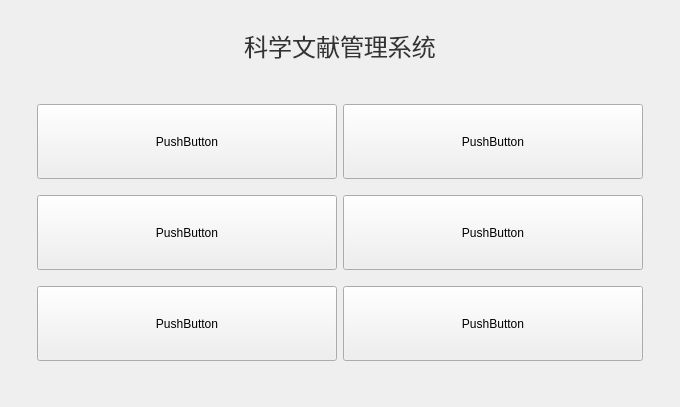
This is functionpage.ui in jbyzh/DBLPQuickBrowser as Qt 5 draws it before an edit. The edited form follows.
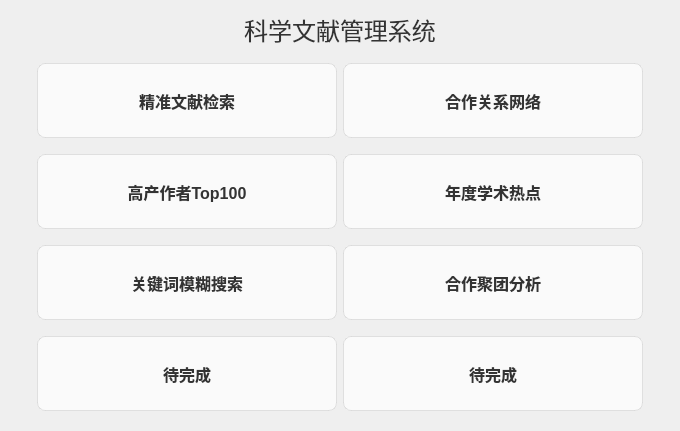
This is the edited form.

Commit message: 界面设计

Diff of the .ui file:
```diff
--- a/functionpage.ui
+++ b/functionpage.ui
@@ -111,8 +111,40 @@
           <height>75</height>
          </size>
         </property>
+        <property name="styleSheet">
+         <string notr="true">/* --- 按钮正常状态 --- */
+QPushButton {
+    /* rgba 的前三个数字 255, 255, 255 代表纯白色 */
+    /* 最后一个数字 0.7 是透明度（取值 0 到 1），0.7 表示 70% 的不透明度 */
+    background-color: rgba(255, 255, 255, 0.7); 
+    
+    /* 换成楷体 */
+    font-family: &quot;楷体&quot;, &quot;KaiTi&quot;; 
+    font-size: 16px;              /* 字体稍微调大一点更有书法感 */
+    font-weight: bold;            /* 加粗一点，让楷体更清晰 */
+    color: #333333;               /* 深灰色文字，比纯黑更柔和 */
+    
+    /* 边框和圆角修饰 */
+    border: 1px solid rgba(200, 200, 200, 0.5); /* 半透明的灰色边框 */
+    border-radius: 8px;           /* 圆角 */
+}
+
+/* --- 鼠标悬停在按钮上的状态 --- */
+QPushButton:hover {
+    /* 鼠标放上去时，透明度变低（变成 0.9），感觉按钮“亮”起来了 */
+    background-color: rgba(255, 255, 255, 0.9); 
+    border: 1px solid #409eff;    /* 边框变成主题蓝 */
+    color: #409eff;               /* 字体也变蓝 */
+}
+
+/* --- 鼠标按下按钮时的状态 --- */
+QPushButton:pressed {
+    /* 按下时背景稍微变暗变灰一点 */
+    background-color: rgba(230, 230, 230, 0.8); 
+}</string>
+        </property>
         <property name="text">
-         <string>PushButton</string>
+         <string>关键词模糊搜索</string>
         </property>
        </widget>
       </item>
@@ -124,8 +156,85 @@
           <height>75</height>
          </size>
         </property>
+        <property name="styleSheet">
+         <string notr="true">/* --- 按钮正常状态 --- */
+QPushButton {
+    /* rgba 的前三个数字 255, 255, 255 代表纯白色 */
+    /* 最后一个数字 0.7 是透明度（取值 0 到 1），0.7 表示 70% 的不透明度 */
+    background-color: rgba(255, 255, 255, 0.7); 
+    
+    /* 换成楷体 */
+    font-family: &quot;楷体&quot;, &quot;KaiTi&quot;; 
+    font-size: 16px;              /* 字体稍微调大一点更有书法感 */
+    font-weight: bold;            /* 加粗一点，让楷体更清晰 */
+    color: #333333;               /* 深灰色文字，比纯黑更柔和 */
+    
+    /* 边框和圆角修饰 */
+    border: 1px solid rgba(200, 200, 200, 0.5); /* 半透明的灰色边框 */
+    border-radius: 8px;           /* 圆角 */
+}
+
+/* --- 鼠标悬停在按钮上的状态 --- */
+QPushButton:hover {
+    /* 鼠标放上去时，透明度变低（变成 0.9），感觉按钮“亮”起来了 */
+    background-color: rgba(255, 255, 255, 0.9); 
+    border: 1px solid #409eff;    /* 边框变成主题蓝 */
+    color: #409eff;               /* 字体也变蓝 */
+}
+
+/* --- 鼠标按下按钮时的状态 --- */
+QPushButton:pressed {
+    /* 按下时背景稍微变暗变灰一点 */
+    background-color: rgba(230, 230, 230, 0.8); 
+}</string>
+        </property>
         <property name="text">
-         <string>PushButton</string>
+         <string>年度学术热点</string>
+        </property>
+       </widget>
+      </item>
+      <item row="6" column="1">
+       <widget class="QPushButton" name="pushButton_8">
+        <property name="minimumSize">
+         <size>
+          <width>300</width>
+          <height>75</height>
+         </size>
+        </property>
+        <property name="styleSheet">
+         <string notr="true">/* --- 按钮正常状态 --- */
+QPushButton {
+    /* rgba 的前三个数字 255, 255, 255 代表纯白色 */
+    /* 最后一个数字 0.7 是透明度（取值 0 到 1），0.7 表示 70% 的不透明度 */
+    background-color: rgba(255, 255, 255, 0.7); 
+    
+    /* 换成楷体 */
+    font-family: &quot;楷体&quot;, &quot;KaiTi&quot;; 
+    font-size: 16px;              /* 字体稍微调大一点更有书法感 */
+    font-weight: bold;            /* 加粗一点，让楷体更清晰 */
+    color: #333333;               /* 深灰色文字，比纯黑更柔和 */
+    
+    /* 边框和圆角修饰 */
+    border: 1px solid rgba(200, 200, 200, 0.5); /* 半透明的灰色边框 */
+    border-radius: 8px;           /* 圆角 */
+}
+
+/* --- 鼠标悬停在按钮上的状态 --- */
+QPushButton:hover {
+    /* 鼠标放上去时，透明度变低（变成 0.9），感觉按钮“亮”起来了 */
+    background-color: rgba(255, 255, 255, 0.9); 
+    border: 1px solid #409eff;    /* 边框变成主题蓝 */
+    color: #409eff;               /* 字体也变蓝 */
+}
+
+/* --- 鼠标按下按钮时的状态 --- */
+QPushButton:pressed {
+    /* 按下时背景稍微变暗变灰一点 */
+    background-color: rgba(230, 230, 230, 0.8); 
+}</string>
+        </property>
+        <property name="text">
+         <string>待完成</string>
         </property>
        </widget>
       </item>
@@ -161,6 +270,67 @@
         </property>
        </spacer>
       </item>
+      <item row="5" column="0">
+       <spacer name="verticalSpacer_6">
+        <property name="orientation">
+         <enum>Qt::Orientation::Vertical</enum>
+        </property>
+        <property name="sizeType">
+         <enum>QSizePolicy::Policy::Fixed</enum>
+        </property>
+        <property name="sizeHint" stdset="0">
+         <size>
+          <width>20</width>
+          <height>10</height>
+         </size>
+        </property>
+       </spacer>
+      </item>
+      <item row="6" column="0">
+       <widget class="QPushButton" name="pushButton_7">
+        <property name="minimumSize">
+         <size>
+          <width>300</width>
+          <height>75</height>
+         </size>
+        </property>
+        <property name="styleSheet">
+         <string notr="true">/* --- 按钮正常状态 --- */
+QPushButton {
+    /* rgba 的前三个数字 255, 255, 255 代表纯白色 */
+    /* 最后一个数字 0.7 是透明度（取值 0 到 1），0.7 表示 70% 的不透明度 */
+    background-color: rgba(255, 255, 255, 0.7); 
+    
+    /* 换成楷体 */
+    font-family: &quot;楷体&quot;, &quot;KaiTi&quot;; 
+    font-size: 16px;              /* 字体稍微调大一点更有书法感 */
+    font-weight: bold;            /* 加粗一点，让楷体更清晰 */
+    color: #333333;               /* 深灰色文字，比纯黑更柔和 */
+    
+    /* 边框和圆角修饰 */
+    border: 1px solid rgba(200, 200, 200, 0.5); /* 半透明的灰色边框 */
+    border-radius: 8px;           /* 圆角 */
+}
+
+/* --- 鼠标悬停在按钮上的状态 --- */
+QPushButton:hover {
+    /* 鼠标放上去时，透明度变低（变成 0.9），感觉按钮“亮”起来了 */
+    background-color: rgba(255, 255, 255, 0.9); 
+    border: 1px solid #409eff;    /* 边框变成主题蓝 */
+    color: #409eff;               /* 字体也变蓝 */
+}
+
+/* --- 鼠标按下按钮时的状态 --- */
+QPushButton:pressed {
+    /* 按下时背景稍微变暗变灰一点 */
+    background-color: rgba(230, 230, 230, 0.8); 
+}</string>
+        </property>
+        <property name="text">
+         <string>待完成</string>
+        </property>
+       </widget>
+      </item>
       <item row="0" column="0">
        <widget class="QPushButton" name="pushButton">
         <property name="minimumSize">
@@ -169,8 +339,40 @@
           <height>75</height>
          </size>
         </property>
+        <property name="styleSheet">
+         <string notr="true">/* --- 按钮正常状态 --- */
+QPushButton {
+    /* rgba 的前三个数字 255, 255, 255 代表纯白色 */
+    /* 最后一个数字 0.7 是透明度（取值 0 到 1），0.7 表示 70% 的不透明度 */
+    background-color: rgba(255, 255, 255, 0.7); 
+    
+    /* 换成楷体 */
+    font-family: &quot;楷体&quot;, &quot;KaiTi&quot;; 
+    font-size: 16px;              /* 字体稍微调大一点更有书法感 */
+    font-weight: bold;            /* 加粗一点，让楷体更清晰 */
+    color: #333333;               /* 深灰色文字，比纯黑更柔和 */
+    
+    /* 边框和圆角修饰 */
+    border: 1px solid rgba(200, 200, 200, 0.5); /* 半透明的灰色边框 */
+    border-radius: 8px;           /* 圆角 */
+}
+
+/* --- 鼠标悬停在按钮上的状态 --- */
+QPushButton:hover {
+    /* 鼠标放上去时，透明度变低（变成 0.9），感觉按钮“亮”起来了 */
+    background-color: rgba(255, 255, 255, 0.9); 
+    border: 1px solid #409eff;    /* 边框变成主题蓝 */
+    color: #409eff;               /* 字体也变蓝 */
+}
+
+/* --- 鼠标按下按钮时的状态 --- */
+QPushButton:pressed {
+    /* 按下时背景稍微变暗变灰一点 */
+    background-color: rgba(230, 230, 230, 0.8); 
+}</string>
+        </property>
         <property name="text">
-         <string>PushButton</string>
+         <string>精准文献检索</string>
         </property>
        </widget>
       </item>
@@ -182,8 +384,40 @@
           <height>75</height>
          </size>
         </property>
+        <property name="styleSheet">
+         <string notr="true">/* --- 按钮正常状态 --- */
+QPushButton {
+    /* rgba 的前三个数字 255, 255, 255 代表纯白色 */
+    /* 最后一个数字 0.7 是透明度（取值 0 到 1），0.7 表示 70% 的不透明度 */
+    background-color: rgba(255, 255, 255, 0.7); 
+    
+    /* 换成楷体 */
+    font-family: &quot;楷体&quot;, &quot;KaiTi&quot;; 
+    font-size: 16px;              /* 字体稍微调大一点更有书法感 */
+    font-weight: bold;            /* 加粗一点，让楷体更清晰 */
+    color: #333333;               /* 深灰色文字，比纯黑更柔和 */
+    
+    /* 边框和圆角修饰 */
+    border: 1px solid rgba(200, 200, 200, 0.5); /* 半透明的灰色边框 */
+    border-radius: 8px;           /* 圆角 */
+}
+
+/* --- 鼠标悬停在按钮上的状态 --- */
+QPushButton:hover {
+    /* 鼠标放上去时，透明度变低（变成 0.9），感觉按钮“亮”起来了 */
+    background-color: rgba(255, 255, 255, 0.9); 
+    border: 1px solid #409eff;    /* 边框变成主题蓝 */
+    color: #409eff;               /* 字体也变蓝 */
+}
+
+/* --- 鼠标按下按钮时的状态 --- */
+QPushButton:pressed {
+    /* 按下时背景稍微变暗变灰一点 */
+    background-color: rgba(230, 230, 230, 0.8); 
+}</string>
+        </property>
         <property name="text">
-         <string>PushButton</string>
+         <string>合作关系网络</string>
         </property>
        </widget>
       </item>
@@ -195,8 +429,40 @@
           <height>75</height>
          </size>
         </property>
+        <property name="styleSheet">
+         <string notr="true">/* --- 按钮正常状态 --- */
+QPushButton {
+    /* rgba 的前三个数字 255, 255, 255 代表纯白色 */
+    /* 最后一个数字 0.7 是透明度（取值 0 到 1），0.7 表示 70% 的不透明度 */
+    background-color: rgba(255, 255, 255, 0.7); 
+    
+    /* 换成楷体 */
+    font-family: &quot;楷体&quot;, &quot;KaiTi&quot;; 
+    font-size: 16px;              /* 字体稍微调大一点更有书法感 */
+    font-weight: bold;            /* 加粗一点，让楷体更清晰 */
+    color: #333333;               /* 深灰色文字，比纯黑更柔和 */
+    
+    /* 边框和圆角修饰 */
+    border: 1px solid rgba(200, 200, 200, 0.5); /* 半透明的灰色边框 */
+    border-radius: 8px;           /* 圆角 */
+}
+
+/* --- 鼠标悬停在按钮上的状态 --- */
+QPushButton:hover {
+    /* 鼠标放上去时，透明度变低（变成 0.9），感觉按钮“亮”起来了 */
+    background-color: rgba(255, 255, 255, 0.9); 
+    border: 1px solid #409eff;    /* 边框变成主题蓝 */
+    color: #409eff;               /* 字体也变蓝 */
+}
+
+/* --- 鼠标按下按钮时的状态 --- */
+QPushButton:pressed {
+    /* 按下时背景稍微变暗变灰一点 */
+    background-color: rgba(230, 230, 230, 0.8); 
+}</string>
+        </property>
         <property name="text">
-         <string>PushButton</string>
+         <string>高产作者Top100</string>
         </property>
        </widget>
       </item>
@@ -208,8 +474,40 @@
           <height>75</height>
          </size>
         </property>
+        <property name="styleSheet">
+         <string notr="true">/* --- 按钮正常状态 --- */
+QPushButton {
+    /* rgba 的前三个数字 255, 255, 255 代表纯白色 */
+    /* 最后一个数字 0.7 是透明度（取值 0 到 1），0.7 表示 70% 的不透明度 */
+    background-color: rgba(255, 255, 255, 0.7); 
+    
+    /* 换成楷体 */
+    font-family: &quot;楷体&quot;, &quot;KaiTi&quot;; 
+    font-size: 16px;              /* 字体稍微调大一点更有书法感 */
+    font-weight: bold;            /* 加粗一点，让楷体更清晰 */
+    color: #333333;               /* 深灰色文字，比纯黑更柔和 */
+    
+    /* 边框和圆角修饰 */
+    border: 1px solid rgba(200, 200, 200, 0.5); /* 半透明的灰色边框 */
+    border-radius: 8px;           /* 圆角 */
+}
+
+/* --- 鼠标悬停在按钮上的状态 --- */
+QPushButton:hover {
+    /* 鼠标放上去时，透明度变低（变成 0.9），感觉按钮“亮”起来了 */
+    background-color: rgba(255, 255, 255, 0.9); 
+    border: 1px solid #409eff;    /* 边框变成主题蓝 */
+    color: #409eff;               /* 字体也变蓝 */
+}
+
+/* --- 鼠标按下按钮时的状态 --- */
+QPushButton:pressed {
+    /* 按下时背景稍微变暗变灰一点 */
+    background-color: rgba(230, 230, 230, 0.8); 
+}</string>
+        </property>
         <property name="text">
-         <string>PushButton</string>
+         <string>合作聚团分析</string>
         </property>
        </widget>
       </item>
```
The commit also changes 7 other files.
